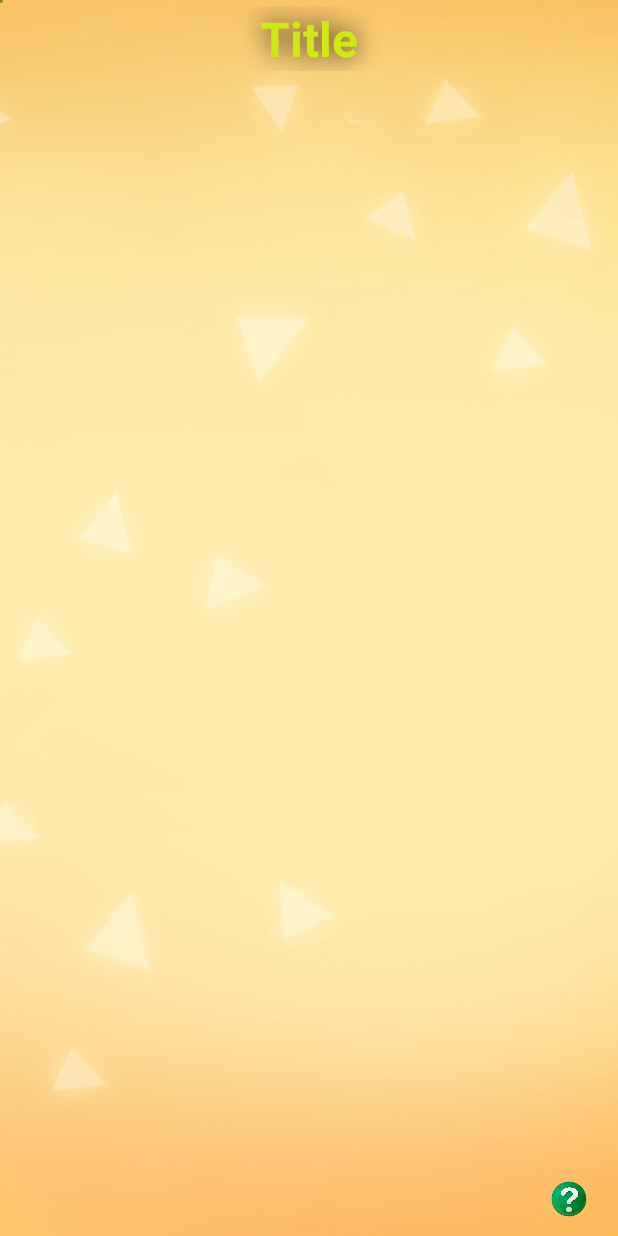
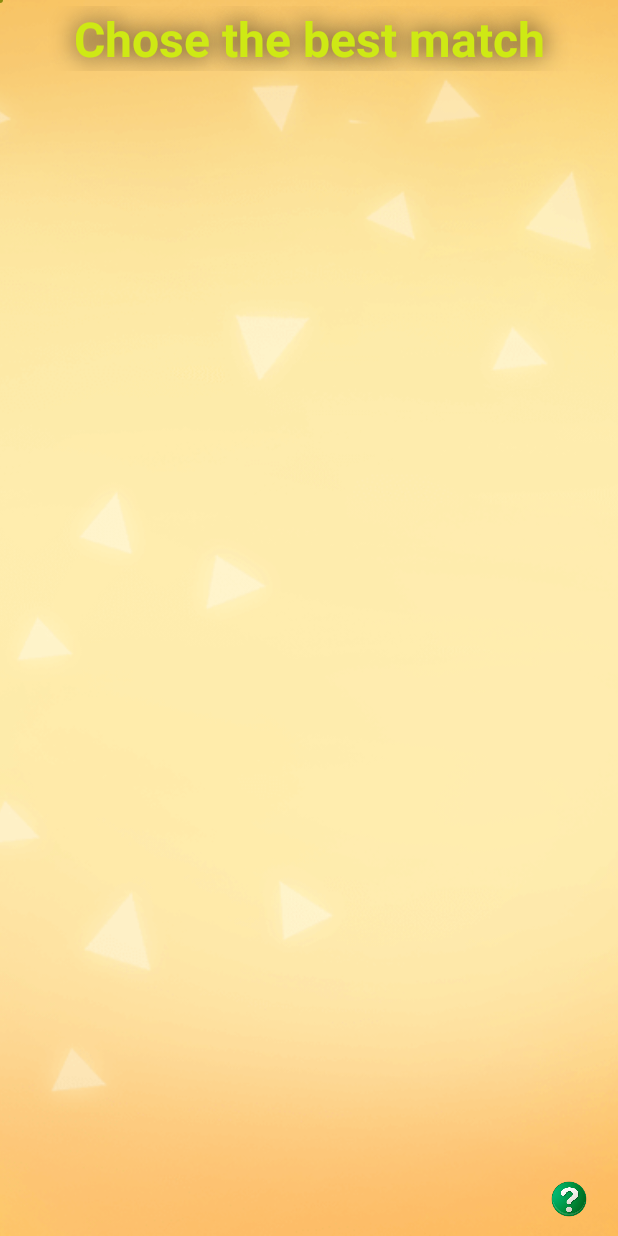
Before and after one commit to squallcs12/kid-facts, an Android app: the fragment EasyMatchingFragment shown on its own in the app's theme, on a phone screen of 412 x 824 dp. Run offline under Robolectric (Android 15) with nearby library versions, the phone set to English and light mode, and no system bars; plain views replace AutofitTextView; 9 statements that could not run were skipped.

Commit message:
Update page title

```diff
--- a/app/src/main/java/com/eezy/kidfacts/fragment/BaseMatchingFragment.java
+++ b/app/src/main/java/com/eezy/kidfacts/fragment/BaseMatchingFragment.java
@@ -44,8 +44,11 @@ public abstract class BaseMatchingFragment extends Fragment {
 
         setupResources();
         setBackground((ImageView) mView.findViewById(R.id.background));
-        setTitle((PageTitleView) mView.findViewById(R.id.page_title_view));
-        ((PageTitleView) mView.findViewById(R.id.page_title_view)).removeSubTitle();
+        PageTitleView pageTitleView = (PageTitleView) mView.findViewById(R.id.page_title_view);
+        pageTitleView.setPageTitleColor(getResources().getColor(R.color.happy_title));
+        pageTitleView.setPageTitle(getString(R.string.matching_title));
+        pageTitleView.removeSubTitle();
+
         setUpPaneView(mDragablePaneView, true);
         return mView;
     }
@@ -245,7 +248,6 @@ public abstract class BaseMatchingFragment extends Fragment {
 
     protected abstract void setupResources();
     protected abstract List<Integer> retrieveResources();
-    protected abstract void setTitle(PageTitleView pageTitleView);
     protected abstract void setBackground(ImageView background);
     protected abstract List<Pane> fillInResources(List<Integer> resIds, Pane cause1, Pane cause2, Pane result);
     protected abstract List<Point> getConnectionPoints();
--- a/app/src/main/java/com/eezy/kidfacts/fragment/EasyMatchingFragment.java
+++ b/app/src/main/java/com/eezy/kidfacts/fragment/EasyMatchingFragment.java
@@ -39,14 +39,6 @@ public class EasyMatchingFragment extends BaseMatchingFragment {
         }
         Collections.shuffle(caseIndices, KidFactsApplication.random);
         index = 0;
-    }
-
-    @Override
-    protected void setTitle(PageTitleView pageTitleView) {
-        pageTitleView.setPageTitleColor(getResources().getColor(R.color.happy_title));
-        pageTitleView.setPageSubtitleColor(getResources().getColor(R.color.happy_subtitle));
-        pageTitleView.setPageTitle("Title");
-        pageTitleView.setPageSubTitle("Subtitle");
     }
 
     @Override
--- a/app/src/main/res/values/strings.xml
+++ b/app/src/main/res/values/strings.xml
@@ -11,4 +11,5 @@
     <string name="environment">Environment</string>
     <string name="traffic_safety">Traffic Safety</string>
     <string name="education">Education</string>
+    <string name="matching_title">Chose the best match</string>
 </resources>
```
Also changed, not shown: app/src/main/java/com/eezy/kidfacts/fragment/DifficultMatchingFragment.java (+0 -8 lines), app/src/main/java/com/eezy/kidfacts/fragment/ExtremelyDifficultMatchingFragment.java (+0 -8 lines), 1 other file.
